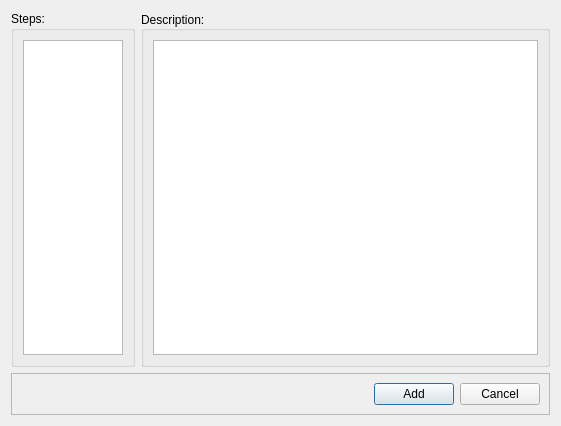
Above: plugins/workspace/widgets/ui/WorkstepsDialog.ui from MusculoskeletalAtlasProject/mapclient-archived before the change. Below: the same form after it.
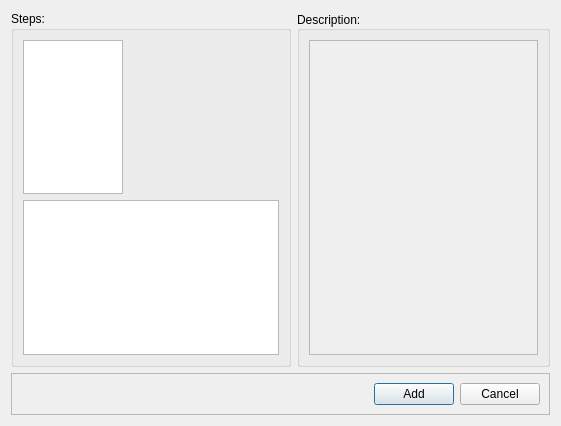
That is the form after the change.

```diff
--- a/plugins/workspace/widgets/ui/WorkstepsDialog.ui
+++ b/plugins/workspace/widgets/ui/WorkstepsDialog.ui
@@ -36,6 +36,9 @@
         </property>
        </widget>
       </item>
+      <item>
+       <widget class="QListWidget" name="listWidget_Steps"/>
+      </item>
      </layout>
     </widget>
    </item>
@@ -56,6 +59,9 @@
      <layout class="QVBoxLayout" name="verticalLayout_2">
       <item>
        <widget class="QPlainTextEdit" name="edit_Description">
+        <property name="enabled">
+         <bool>false</bool>
+        </property>
         <property name="readOnly">
          <bool>true</bool>
         </property>
```
